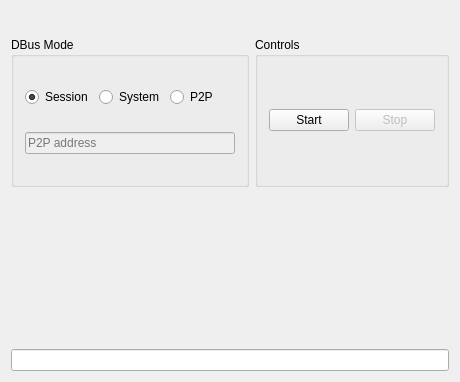
Above: src/swiftcore/swiftcore.ui from swift-project/pilotclient before the change. Below: the same form after it.
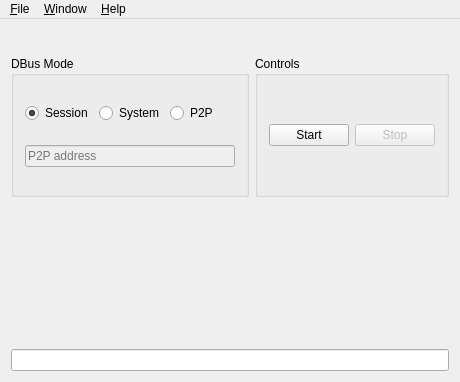
That is the form after the change. Custom widgets are drawn as their Qt base class.

Commit message: refs #883, added menus for core and assigned shortcuts to menu items

Patch:
```diff
--- a/src/swiftcore/swiftcore.ui
+++ b/src/swiftcore/swiftcore.ui
@@ -132,6 +132,34 @@
     </item>
    </layout>
   </widget>
+  <widget class="QMenuBar" name="mb_SwiftCore">
+   <property name="geometry">
+    <rect>
+     <x>0</x>
+     <y>0</y>
+     <width>460</width>
+     <height>21</height>
+    </rect>
+   </property>
+   <widget class="QMenu" name="menu_File">
+    <property name="title">
+     <string>&amp;File</string>
+    </property>
+   </widget>
+   <widget class="QMenu" name="menu_Help">
+    <property name="title">
+     <string>&amp;Help</string>
+    </property>
+   </widget>
+   <widget class="QMenu" name="menu_Window">
+    <property name="title">
+     <string>&amp;Window</string>
+    </property>
+   </widget>
+   <addaction name="menu_File"/>
+   <addaction name="menu_Window"/>
+   <addaction name="menu_Help"/>
+  </widget>
  </widget>
  <layoutdefault spacing="6" margin="11"/>
  <customwidgets>
```
The commit also changes 5 other files.
